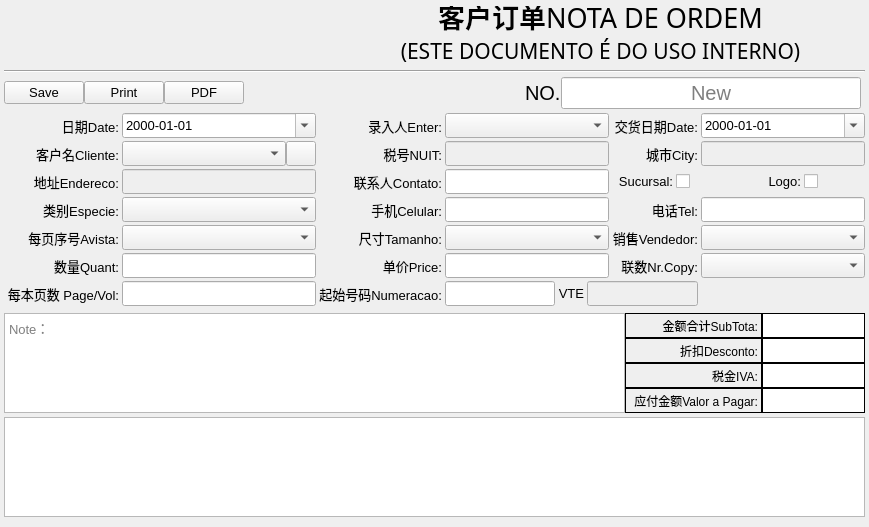
golden7602/zion, file Ui/FormPrintingOrder_Template.ui: the form before one commit.
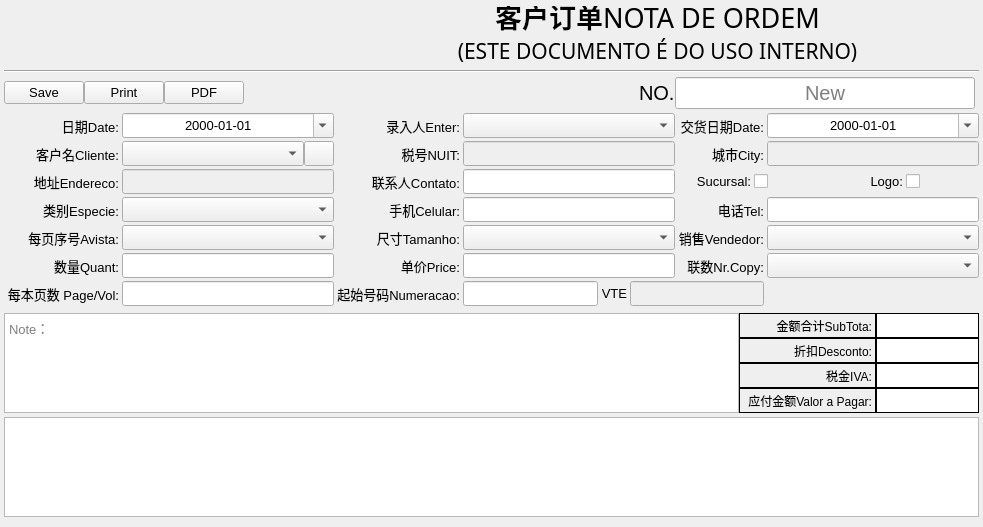
The form after the commit. Icons and pictures are not drawn.

What changed in the file:
```diff
--- a/Ui/FormPrintingOrder_Template.ui
+++ b/Ui/FormPrintingOrder_Template.ui
@@ -6,7 +6,7 @@
    <rect>
     <x>0</x>
     <y>0</y>
-    <width>788</width>
+    <width>983</width>
     <height>527</height>
    </rect>
   </property>
@@ -498,6 +498,9 @@
          <height>25</height>
         </size>
        </property>
+       <property name="alignment">
+        <set>Qt::AlignCenter</set>
+       </property>
        <property name="displayFormat">
         <string>yyyy-MM-dd</string>
        </property>
@@ -680,6 +683,9 @@
          <height>16777215</height>
         </size>
        </property>
+       <property name="alignment">
+        <set>Qt::AlignCenter</set>
+       </property>
        <property name="displayFormat">
         <string>yyyy-MM-dd</string>
        </property>
```
